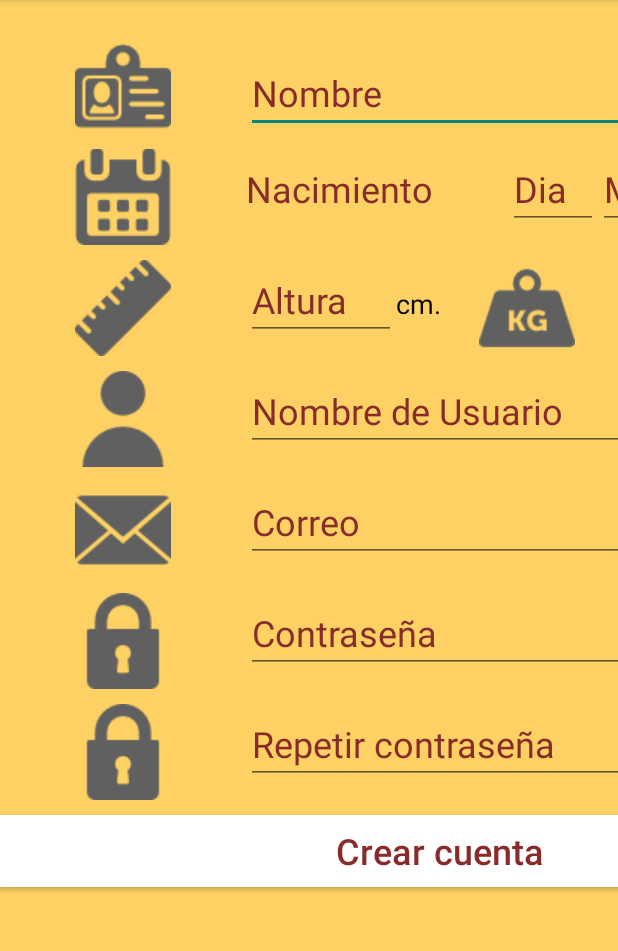
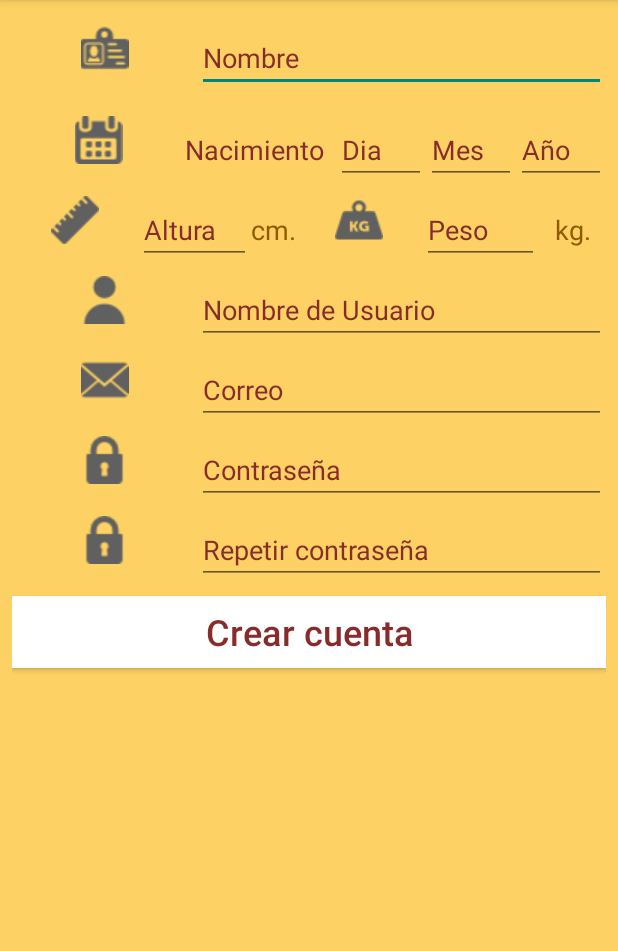
Before and after one commit to Muhlach/DrinkMe, an Android app: the CrearCuentaActivity screen opened directly, with no data from a screen before it, on a phone screen of 412 x 824 dp, the part 84-1035 px from its top. Run offline under Robolectric (Android 15) with nearby library versions, the phone set to English and light mode, and no system bars.

Commit message:
actualizacion layouts para dispositivos moviles

```diff
--- a/DrinkMe/app/src/main/res/layout/activity_crear_cuenta.xml
+++ b/DrinkMe/app/src/main/res/layout/activity_crear_cuenta.xml
@@ -10,28 +10,42 @@
     tools:layout_editor_absoluteX="0dp">
 
     <LinearLayout
-        android:layout_width="585dp"
-        android:layout_height="810dp"
+        android:layout_width="match_parent"
+        android:layout_height="match_parent"
+        android:layout_marginBottom="8dp"
+        android:layout_marginLeft="8dp"
+        android:layout_marginRight="8dp"
+        android:layout_marginTop="8dp"
         android:orientation="vertical"
-        tools:layout_editor_absoluteX="11dp"
-        tools:layout_editor_absoluteY="2dp">
+        app:layout_constraintBottom_toBottomOf="parent"
+        app:layout_constraintLeft_toLeftOf="parent"
+        app:layout_constraintRight_toRightOf="parent"
+        app:layout_constraintTop_toTopOf="parent"
+        app:layout_constraintVertical_bias="0.0">
 
         <LinearLayout
-            android:layout_width="wrap_content"
+            android:layout_width="match_parent"
             android:layout_height="wrap_content"
             android:orientation="horizontal"
-            android:paddingBottom="10dp"
-            android:paddingTop="25dp">
+            android:paddingBottom="8dp"
+            android:paddingTop="8dp">
+
+            <LinearLayout
+                android:layout_width="match_parent"
+                android:layout_height="match_parent"
+                android:orientation="horizontal"
+                android:paddingBottom="8dp">
 
                 <ImageView
                     android:id="@+id/imageViewNombre"
                     android:layout_width="wrap_content"
                     android:layout_height="wrap_content"
-                android:paddingLeft="50dp"
-                android:paddingRight="50dp"
+                    android:layout_weight="1"
+                    android:paddingLeft="16dp"
+                    android:paddingRight="16dp"
                     app:srcCompat="@drawable/name"
-                tools:layout_editor_absoluteX="50dp"
-                tools:layout_editor_absoluteY="16dp" />
+                    tools:layout_editor_absoluteX="8dp"
+                    tools:layout_editor_absoluteY="208dp" />
 
                 <EditText
                     android:id="@+id/editTextNombre"
@@ -41,26 +55,29 @@
                     android:ems="10"
                     android:hint="Nombre"
                     android:inputType="textPersonName"
-                android:paddingTop="20dp"
                     android:textColor="@color/granateBase"
                     android:textColorHint="@color/granateBase"
-                android:textSize="24sp"
-                tools:layout_editor_absoluteX="8dp"
-                tools:layout_editor_absoluteY="25dp" />
+                    android:textSize="18sp"
+                    tools:layout_editor_absoluteX="137dp"
+                    tools:layout_editor_absoluteY="257dp" />
+            </LinearLayout>
+
         </LinearLayout>
 
         <LinearLayout
-            android:layout_width="wrap_content"
+            android:layout_width="match_parent"
             android:layout_height="wrap_content"
             android:orientation="horizontal"
-            android:paddingBottom="10dp">
+            android:paddingBottom="8dp"
+            android:weightSum="1">
 
             <ImageView
                 android:id="@+id/imageView12"
                 android:layout_width="wrap_content"
                 android:layout_height="wrap_content"
-                android:paddingLeft="50dp"
-                android:paddingRight="50dp"
+                android:layout_weight="1"
+                android:paddingLeft="16dp"
+                android:paddingRight="16dp"
                 app:srcCompat="@drawable/calendar"
                 tools:layout_editor_absoluteX="59dp"
                 tools:layout_editor_absoluteY="8dp" />
@@ -69,11 +86,11 @@
                 android:id="@+id/textView12"
                 android:layout_width="wrap_content"
                 android:layout_height="wrap_content"
-                android:paddingRight="50dp"
+                android:paddingRight="8dp"
                 android:text="Nacimiento"
                 android:textAlignment="center"
                 android:textColor="@color/granateBase"
-                android:textSize="24sp" />
+                android:textSize="18sp" />
 
             <EditText
                 android:id="@+id/editText7"
@@ -84,7 +101,7 @@
                 android:inputType="date"
                 android:textColor="@color/granateBase"
                 android:textColorHint="@color/granateBase"
-                android:textSize="24sp"
+                android:textSize="18sp"
                 tools:layout_editor_absoluteX="137dp"
                 tools:layout_editor_absoluteY="100dp" />
 
@@ -97,7 +114,7 @@
                 android:inputType="date"
                 android:textColor="@color/granateBase"
                 android:textColorHint="@color/granateBase"
-                android:textSize="24sp"
+                android:textSize="18sp"
                 tools:layout_editor_absoluteX="137dp"
                 tools:layout_editor_absoluteY="100dp" />
 
@@ -110,39 +127,39 @@
                 android:inputType="date"
                 android:textColor="@color/granateBase"
                 android:textColorHint="@color/granateBase"
-                android:textSize="24sp"
+                android:textSize="18sp"
                 tools:layout_editor_absoluteX="137dp"
                 tools:layout_editor_absoluteY="100dp" />
 
         </LinearLayout>
 
         <LinearLayout
-            android:layout_width="wrap_content"
+            android:layout_width="match_parent"
             android:layout_height="wrap_content"
             android:orientation="horizontal"
-            android:paddingBottom="10dp">
+            android:paddingBottom="8dp">
 
             <ImageView
                 android:id="@+id/imageView13"
                 android:layout_width="wrap_content"
                 android:layout_height="wrap_content"
                 android:layout_weight="1"
-                android:paddingLeft="50dp"
-                android:paddingRight="50dp"
+                android:paddingLeft="16dp"
+                android:paddingRight="16dp"
                 app:srcCompat="@drawable/altura"
                 tools:layout_editor_absoluteX="23dp"
                 tools:layout_editor_absoluteY="162dp" />
 
             <EditText
                 android:id="@+id/editText10"
-                android:layout_width="100dp"
+                android:layout_width="75dp"
                 android:layout_height="wrap_content"
                 android:ems="10"
                 android:hint="Altura"
                 android:inputType="number"
                 android:textColor="@color/granateBase"
                 android:textColorHint="@color/granateBase"
-                android:textSize="24sp"
+                android:textSize="18sp"
                 tools:layout_editor_absoluteX="79dp"
                 tools:layout_editor_absoluteY="169dp" />
 
@@ -150,10 +167,9 @@
                 android:id="@+id/textView6"
                 android:layout_width="wrap_content"
                 android:layout_height="wrap_content"
-                android:layout_weight="1"
                 android:text="cm."
                 android:textAlignment="center"
-                android:textColor="@android:color/background_dark"
+                android:textColor="@color/marronOscuro"
                 android:textSize="18sp"
                 tools:layout_editor_absoluteX="161dp"
                 tools:layout_editor_absoluteY="182dp" />
@@ -163,23 +179,22 @@
                 android:layout_width="wrap_content"
                 android:layout_height="wrap_content"
                 android:layout_weight="1"
-                android:paddingLeft="25dp"
-                android:paddingRight="25dp"
+                android:paddingLeft="16dp"
+                android:paddingRight="16dp"
                 app:srcCompat="@drawable/peso"
                 tools:layout_editor_absoluteX="472dp"
                 tools:layout_editor_absoluteY="273dp" />
 
             <EditText
                 android:id="@+id/editText11"
-                android:layout_width="67dp"
-                android:layout_height="45dp"
-                android:layout_weight="1"
+                android:layout_width="78dp"
+                android:layout_height="wrap_content"
                 android:ems="10"
                 android:hint="Peso"
                 android:inputType="number"
                 android:textColor="@color/granateBase"
                 android:textColorHint="@color/granateBase"
-                android:textSize="24sp"
+                android:textSize="18sp"
                 tools:layout_editor_absoluteX="222dp"
                 tools:layout_editor_absoluteY="163dp" />
 
@@ -190,25 +205,25 @@
                 android:layout_weight="1"
                 android:text="kg."
                 android:textAlignment="center"
-                android:textColor="@android:color/background_dark"
+                android:textColor="@color/marronOscuro"
                 android:textSize="18sp"
                 tools:layout_editor_absoluteX="309dp"
                 tools:layout_editor_absoluteY="168dp" />
         </LinearLayout>
 
         <LinearLayout
-            android:layout_width="wrap_content"
+            android:layout_width="match_parent"
             android:layout_height="wrap_content"
             android:orientation="horizontal"
-            android:paddingBottom="10dp">
+            android:paddingBottom="8dp">
 
             <ImageView
                 android:id="@+id/imageView14"
                 android:layout_width="wrap_content"
                 android:layout_height="wrap_content"
                 android:layout_weight="1"
-                android:paddingEnd="50dp"
-                android:paddingLeft="50dp"
+                android:paddingLeft="16dp"
+                android:paddingRight="16dp"
                 app:srcCompat="@drawable/user"
                 tools:layout_editor_absoluteX="8dp"
                 tools:layout_editor_absoluteY="208dp" />
@@ -223,24 +238,24 @@
                 android:inputType="textPersonName"
                 android:textColor="@color/granateBase"
                 android:textColorHint="@color/granateBase"
-                android:textSize="24sp"
+                android:textSize="18sp"
                 tools:layout_editor_absoluteX="137dp"
                 tools:layout_editor_absoluteY="257dp" />
         </LinearLayout>
 
         <LinearLayout
-            android:layout_width="wrap_content"
+            android:layout_width="match_parent"
             android:layout_height="wrap_content"
             android:orientation="horizontal"
-            android:paddingBottom="10dp">
+            android:paddingBottom="8dp">
 
             <ImageView
                 android:id="@+id/imageView15"
                 android:layout_width="wrap_content"
                 android:layout_height="wrap_content"
                 android:layout_weight="1"
-                android:paddingLeft="50dp"
-                android:paddingRight="50dp"
+                android:paddingLeft="16dp"
+                android:paddingRight="16dp"
                 app:srcCompat="@drawable/emai"
                 tools:layout_editor_absoluteX="90dp"
                 tools:layout_editor_absoluteY="317dp" />
@@ -255,25 +270,25 @@
                 android:inputType="textPersonName"
                 android:textColor="@color/granateBase"
                 android:textColorHint="@color/granateBase"
-                android:textSize="24sp"
+                android:textSize="18sp"
                 tools:layout_editor_absoluteX="160dp"
                 tools:layout_editor_absoluteY="317dp" />
 
         </LinearLayout>
 
         <LinearLayout
-            android:layout_width="wrap_content"
+            android:layout_width="match_parent"
             android:layout_height="wrap_content"
             android:orientation="horizontal"
-            android:paddingBottom="10dp">
+            android:paddingBottom="8dp">
 
             <ImageView
                 android:id="@+id/imageView17"
                 android:layout_width="wrap_content"
                 android:layout_height="wrap_content"
                 android:layout_weight="1"
-                android:paddingLeft="50dp"
-                android:paddingRight="50dp"
+                android:paddingLeft="16dp"
+                android:paddingRight="16dp"
                 app:srcCompat="@drawable/password"
                 tools:layout_editor_absoluteX="116dp"
                 tools:layout_editor_absoluteY="586dp" />
@@ -288,25 +303,25 @@
                 android:inputType="textPassword"
                 android:textColor="@color/granateBase"
                 android:textColorHint="@color/granateBase"
-                android:textSize="24sp"
+                android:textSize="18sp"
                 tools:layout_editor_absoluteX="36dp"
                 tools:layout_editor_absoluteY="456dp" />
 
         </LinearLayout>
 
         <LinearLayout
-            android:layout_width="wrap_content"
+            android:layout_width="match_parent"
             android:layout_height="wrap_content"
             android:orientation="horizontal"
-            android:paddingBottom="10dp">
+            android:paddingBottom="8dp">
 
             <ImageView
                 android:id="@+id/imageView16"
                 android:layout_width="wrap_content"
                 android:layout_height="wrap_content"
                 android:layout_weight="1"
-                android:paddingLeft="50dp"
-                android:paddingRight="50dp"
+                android:paddingLeft="16dp"
+                android:paddingRight="16dp"
                 app:srcCompat="@drawable/password"
                 tools:layout_editor_absoluteX="107dp"
                 tools:layout_editor_absoluteY="533dp" />
@@ -321,7 +336,7 @@
                 android:inputType="textPassword"
                 android:textColor="@color/granateBase"
                 android:textColorHint="@color/granateBase"
-                android:textSize="24sp"
+                android:textSize="18sp"
                 tools:layout_editor_absoluteX="100dp"
                 tools:layout_editor_absoluteY="414dp" />
 
--- a/DrinkMe/app/src/main/res/layout/activity_login.xml
+++ b/DrinkMe/app/src/main/res/layout/activity_login.xml
@@ -9,22 +9,22 @@
 
     <LinearLayout
         android:id="@+id/linearLayout"
-        android:layout_width="0dp"
-        android:layout_height="0dp"
+        android:layout_width="match_parent"
+        android:layout_height="match_parent"
         android:layout_marginBottom="8dp"
+        android:layout_marginEnd="8dp"
         android:layout_marginLeft="8dp"
         android:layout_marginRight="8dp"
+        android:layout_marginStart="8dp"
         android:layout_marginTop="8dp"
         android:orientation="vertical"
         android:weightSum="1"
         app:layout_constraintBottom_toBottomOf="parent"
-        app:layout_constraintHorizontal_bias="0.0"
+        app:layout_constraintHorizontal_bias="0.5"
         app:layout_constraintLeft_toLeftOf="parent"
         app:layout_constraintRight_toRightOf="parent"
         app:layout_constraintTop_toTopOf="parent"
-        app:layout_constraintVertical_bias="1.0"
-        android:layout_marginStart="8dp"
-        android:layout_marginEnd="8dp">
+        app:layout_constraintVertical_bias="0.0">
 
         <TextView
             android:id="@+id/textView3"
@@ -37,7 +37,7 @@
             android:textAllCaps="true"
             android:textAppearance="@style/TextAppearance.AppCompat.Caption"
             android:textColor="@color/granateBase"
-            android:textSize="40sp"
+            android:textSize="24sp"
             android:textStyle="bold"
             tools:layout_editor_absoluteX="8dp"
             tools:layout_editor_absoluteY="764dp" />
@@ -60,7 +60,7 @@
             android:textAlignment="center"
             android:textAppearance="@style/TextAppearance.AppCompat.Caption"
             android:textColor="@color/amarilloOscuro"
-            android:textSize="36sp"
+            android:textSize="24sp"
             android:textStyle="italic" />
 
         <TextView
@@ -72,7 +72,7 @@
             android:textAlignment="viewStart"
             android:textAppearance="@style/TextAppearance.AppCompat.Caption"
             android:textColor="@color/granateBase"
-            android:textSize="30sp" />
+            android:textSize="18sp" />
 
         <EditText
             android:id="@+id/editText3"
@@ -93,7 +93,7 @@
             android:textAlignment="textStart"
             android:textAppearance="@style/TextAppearance.AppCompat.Caption"
             android:textColor="@color/granateBase"
-            android:textSize="30sp" />
+            android:textSize="18sp" />
 
         <EditText
             android:id="@+id/editText5"
@@ -114,7 +114,7 @@
             android:paddingTop="10dp"
             android:text="Entrar"
             android:textColor="@color/granateBase"
-            android:textSize="24sp" />
+            android:textSize="18sp" />
 
         <Button
             android:id="@+id/BotonCrearCuenta"
@@ -128,7 +128,7 @@
             android:text="Crear cuenta"
             android:textAlignment="center"
             android:textColor="@color/granateBase"
-            android:textSize="24sp" />
+            android:textSize="18sp" />
 
     </LinearLayout>
 
--- a/DrinkMe/app/src/main/res/values/colors.xml
+++ b/DrinkMe/app/src/main/res/values/colors.xml
@@ -5,7 +5,7 @@
     <color name="amarilloClaro">#fdd163</color>
 
     <color name="marronBase">#B2740E</color>
-    <color name="marronOscuro">#905A00</color>
+    <color name="marronOscuro">#905a00</color>
     <color name="marronClaro">#DD9722</color>
 
     <color name="granateBase">#882b2b</color>
```
Also changed, not shown: DrinkMe/app/src/main/res/drawable/altura.png, DrinkMe/app/src/main/res/drawable/calendar.png, DrinkMe/app/src/main/res/drawable/emai.png, DrinkMe/app/src/main/res/drawable/name.png, DrinkMe/app/src/main/res/drawable/password.png, DrinkMe/app/src/main/res/drawable/peso.png, DrinkMe/app/src/main/res/drawable/user.png. Lines whose indentation alone changed are shown as unchanged.
